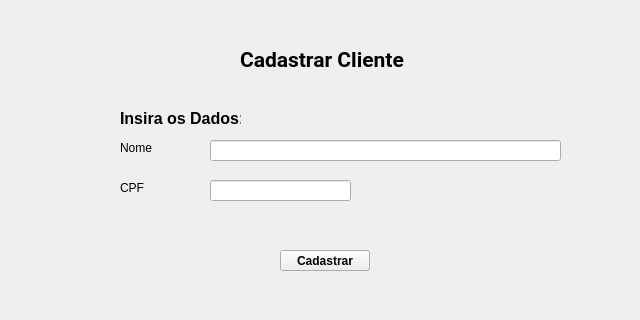
Above: tela_cadastro_cliente.ui from somar07/Controle-de-Estoque-com-Interface before the change; both pictures show x 0 to 640 and y 0 to 320 of the 640 by 480 pixel window. Below: the same form after it.
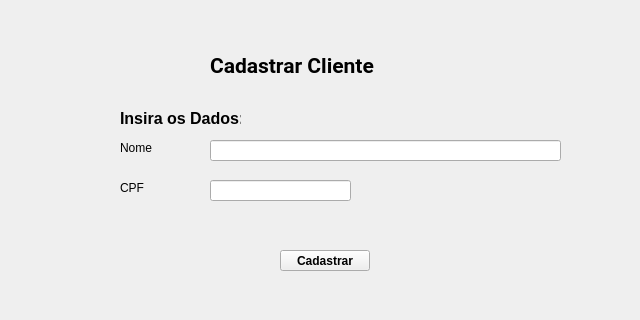
That is the form after the change.

Commit message: Ajuste nos elementos da interface

The edit to the form file:
```diff
--- a/tela_cadastro_cliente.ui
+++ b/tela_cadastro_cliente.ui
@@ -17,10 +17,10 @@
    <widget class="QLabel" name="label">
     <property name="geometry">
      <rect>
-      <x>240</x>
+      <x>210</x>
       <y>50</y>
-      <width>181</width>
-      <height>20</height>
+      <width>221</width>
+      <height>31</height>
      </rect>
     </property>
     <property name="font">
```
The commit also changes 3 other files.
